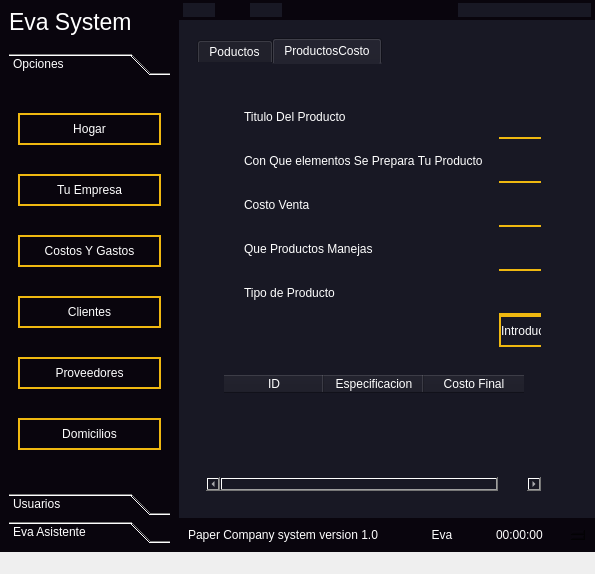
leonardo2322/Eva, file ui/EvaSystem.ui: the form before one commit.
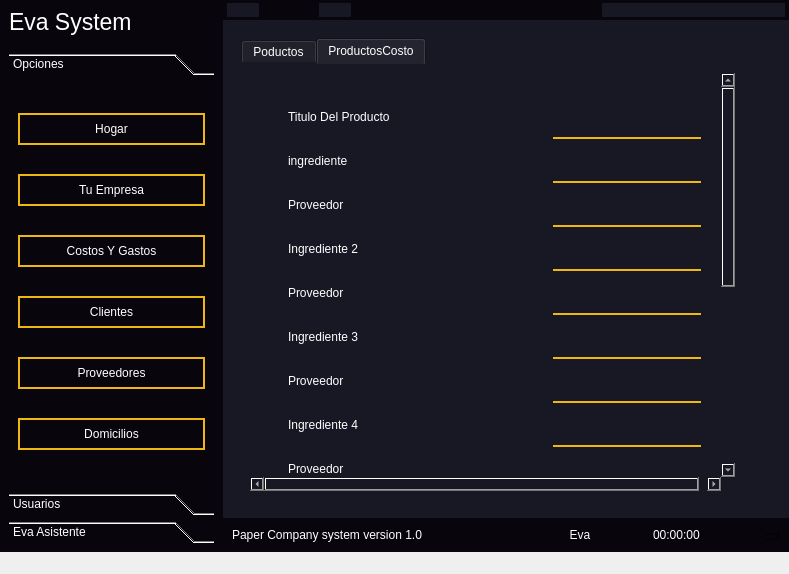
The form after the commit. The open tabs and pages were chosen to show the change. Icons and pictures are not drawn.

Commit message: usuario en el top y nueva base de datos

The edit to the form file:
```diff
--- a/ui/EvaSystem.ui
+++ b/ui/EvaSystem.ui
@@ -6,7 +6,7 @@
    <rect>
     <x>0</x>
     <y>0</y>
-    <width>595</width>
+    <width>789</width>
     <height>574</height>
    </rect>
   </property>
@@ -153,7 +153,7 @@
               <rect>
                <x>0</x>
                <y>0</y>
-               <width>192</width>
+               <width>209</width>
                <height>362</height>
               </rect>
              </property>
@@ -1496,7 +1496,7 @@
                          <rect>
                           <x>0</x>
                           <y>0</y>
-                          <width>322</width>
+                          <width>499</width>
                           <height>418</height>
                          </rect>
                         </property>
@@ -1541,9 +1541,9 @@
                                 <property name="geometry">
                                  <rect>
                                   <x>0</x>
-                                  <y>0</y>
-                                  <width>380</width>
-                                  <height>404</height>
+                                  <y>-440</y>
+                                  <width>489</width>
+                                  <height>844</height>
                                  </rect>
                                 </property>
                                 <layout class="QVBoxLayout" name="verticalLayout_32">
@@ -1594,6 +1594,9 @@
                                     </property>
                                     <item>
                                      <layout class="QFormLayout" name="formLayout_4">
+                                      <property name="rightMargin">
+                                       <number>6</number>
+                                      </property>
                                       <item row="0" column="0">
                                        <widget class="QLabel" name="tituloDelProductoLabel">
                                         <property name="text">
@@ -1604,47 +1607,27 @@
                                       <item row="0" column="1">
                                        <widget class="QLineEdit" name="tituloDelProductoLineEdit"/>
                                       </item>
-                                      <item row="3" column="0">
-                                       <widget class="QLabel" name="queProductosUtilizasLabel">
-                                        <property name="text">
-                                         <string>Que Productos Manejas</string>
-                                        </property>
-                                       </widget>
-                                      </item>
-                                      <item row="3" column="1">
-                                       <widget class="QLineEdit" name="queProductosUtilizasLineEdit"/>
-                                      </item>
-                                      <item row="4" column="0">
-                                       <widget class="QLabel" name="tipoDeProductoLabel">
-                                        <property name="text">
-                                         <string>Tipo de Producto</string>
-                                        </property>
-                                       </widget>
-                                      </item>
-                                      <item row="4" column="1">
-                                       <widget class="QLineEdit" name="tipoDeProductoLineEdit"/>
-                                      </item>
-                                      <item row="2" column="0">
-                                       <widget class="QLabel" name="costoFinalLabel">
-                                        <property name="text">
-                                         <string>Costo Venta</string>
-                                        </property>
-                                       </widget>
-                                      </item>
-                                      <item row="2" column="1">
-                                       <widget class="QLineEdit" name="costoFinalLineEdit"/>
-                                      </item>
                                       <item row="1" column="0">
                                        <widget class="QLabel" name="conQueElementoLabel">
                                         <property name="text">
-                                         <string>Con Que elementos Se Prepara Tu Producto</string>
+                                         <string>ingrediente</string>
                                         </property>
                                        </widget>
                                       </item>
                                       <item row="1" column="1">
                                        <widget class="QLineEdit" name="conQueElementoLineEdit"/>
                                       </item>
-                                      <item row="5" column="1">
+                                      <item row="2" column="0">
+                                       <widget class="QLabel" name="costoFinalLabel">
+                                        <property name="text">
+                                         <string>Proveedor</string>
+                                        </property>
+                                       </widget>
+                                      </item>
+                                      <item row="2" column="1">
+                                       <widget class="QLineEdit" name="costoFinalLineEdit"/>
+                                      </item>
+                                      <item row="14" column="1">
                                        <widget class="QPushButton" name="pushButton_3">
                                         <property name="styleSheet">
                                          <string notr="true">QPushButton{
@@ -1658,7 +1641,152 @@
 }</string>
                                         </property>
                                         <property name="text">
-                                         <string>Introducir</string>
+                                         <string>Agregar a la base de datos</string>
+                                        </property>
+                                       </widget>
+                                      </item>
+                                      <item row="3" column="1">
+                                       <widget class="QLineEdit" name="lineEdit_3"/>
+                                      </item>
+                                      <item row="3" column="0">
+                                       <widget class="QLabel" name="label_12">
+                                        <property name="text">
+                                         <string>Ingrediente 2</string>
+                                        </property>
+                                       </widget>
+                                      </item>
+                                      <item row="4" column="1">
+                                       <widget class="QLineEdit" name="lineEdit_7"/>
+                                      </item>
+                                      <item row="4" column="0">
+                                       <widget class="QLabel" name="label_13">
+                                        <property name="text">
+                                         <string>Proveedor</string>
+                                        </property>
+                                       </widget>
+                                      </item>
+                                      <item row="5" column="1">
+                                       <widget class="QLineEdit" name="lineEdit_8"/>
+                                      </item>
+                                      <item row="5" column="0">
+                                       <widget class="QLabel" name="label_14">
+                                        <property name="text">
+                                         <string>Ingrediente 3</string>
+                                        </property>
+                                       </widget>
+                                      </item>
+                                      <item row="6" column="1">
+                                       <widget class="QLineEdit" name="lineEdit_9"/>
+                                      </item>
+                                      <item row="6" column="0">
+                                       <widget class="QLabel" name="label_15">
+                                        <property name="text">
+                                         <string>Proveedor</string>
+                                        </property>
+                                       </widget>
+                                      </item>
+                                      <item row="7" column="1">
+                                       <widget class="QLineEdit" name="lineEdit_10"/>
+                                      </item>
+                                      <item row="7" column="0">
+                                       <widget class="QLabel" name="label_16">
+                                        <property name="text">
+                                         <string>Ingrediente 4</string>
+                                        </property>
+                                       </widget>
+                                      </item>
+                                      <item row="8" column="1">
+                                       <widget class="QLineEdit" name="lineEdit_11"/>
+                                      </item>
+                                      <item row="8" column="0">
+                                       <widget class="QLabel" name="label_29">
+                                        <property name="text">
+                                         <string>Proveedor</string>
+                                        </property>
+                                       </widget>
+                                      </item>
+                                      <item row="9" column="1">
+                                       <widget class="QLineEdit" name="lineEdit_12"/>
+                                      </item>
+                                      <item row="9" column="0">
+                                       <widget class="QLabel" name="label_30">
+                                        <property name="text">
+                                         <string>Ingrediente 5</string>
+                                        </property>
+                                       </widget>
+                                      </item>
+                                      <item row="10" column="0">
+                                       <widget class="QLabel" name="label_31">
+                                        <property name="text">
+                                         <string>Cuantos ingredientes tiene tu producto de mas</string>
+                                        </property>
+                                       </widget>
+                                      </item>
+                                      <item row="10" column="1">
+                                       <widget class="QSpinBox" name="spinBox"/>
+                                      </item>
+                                      <item row="14" column="0">
+                                       <widget class="QPushButton" name="pushButton_5">
+                                        <property name="styleSheet">
+                                         <string notr="true">QPushButton{
+	border-radius:30px;
+	border: 2px solid #efb810;
+	padding:7px 0;
+}
+
+QPushButton:hover{
+	background-color: rgba(239,184,16,.5)
+}</string>
+                                        </property>
+                                        <property name="text">
+                                         <string>agregrar Nuevos  ingredientes</string>
+                                        </property>
+                                       </widget>
+                                      </item>
+                                      <item row="11" column="1">
+                                       <widget class="QDoubleSpinBox" name="doubleSpinBox">
+                                        <property name="stepType">
+                                         <enum>QAbstractSpinBox::AdaptiveDecimalStepType</enum>
+                                        </property>
+                                        <property name="value">
+                                         <double>10.000000000000000</double>
+                                        </property>
+                                       </widget>
+                                      </item>
+                                      <item row="11" column="0">
+                                       <widget class="QLabel" name="label_32">
+                                        <property name="text">
+                                         <string>Porcenaje de Produccion</string>
+                                        </property>
+                                       </widget>
+                                      </item>
+                                      <item row="12" column="1">
+                                       <widget class="QDoubleSpinBox" name="doubleSpinBox_2"/>
+                                      </item>
+                                      <item row="12" column="0">
+                                       <widget class="QLabel" name="label_33">
+                                        <property name="text">
+                                         <string>Porcentaje de perdida</string>
+                                        </property>
+                                       </widget>
+                                      </item>
+                                      <item row="13" column="1">
+                                       <widget class="QDoubleSpinBox" name="doubleSpinBox_3">
+                                        <property name="maximum">
+                                         <double>0.000000000000000</double>
+                                        </property>
+                                        <property name="stepType">
+                                         <enum>QAbstractSpinBox::AdaptiveDecimalStepType</enum>
+                                        </property>
+                                        <property name="value">
+                                         <double>0.000000000000000</double>
+                                        </property>
+                                       </widget>
+                                      </item>
+                                      <item row="13" column="0">
+                                       <widget class="QLabel" name="label_34">
+                                        <property name="text">
+                                         <string>Porcentaje de Ganancia</string>
                                         </property>
                                        </widget>
                                       </item>
@@ -1698,7 +1826,7 @@
                                         <rect>
                                          <x>0</x>
                                          <y>0</y>
-                                         <width>339</width>
+                                         <width>448</width>
                                          <height>86</height>
                                         </rect>
                                        </property>
```
Left out of the diff: 18 changed lines with no effect on the pictures. The commit also changes 7 other files.
